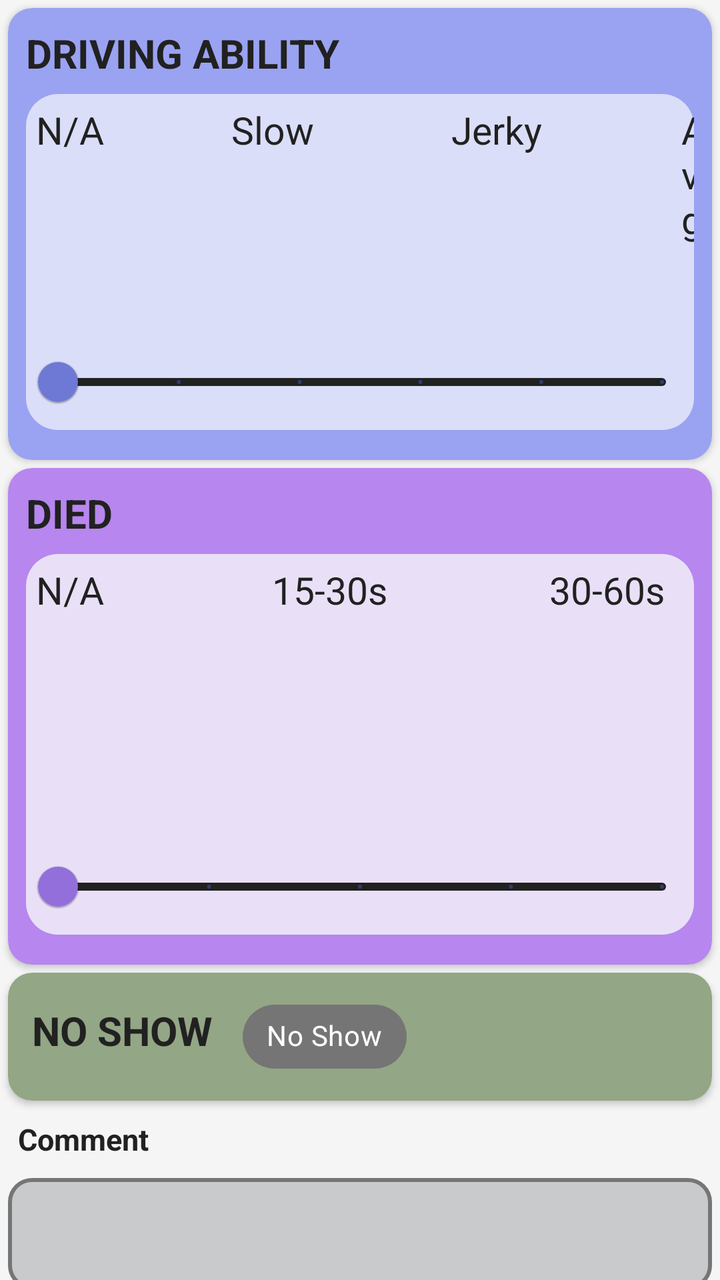
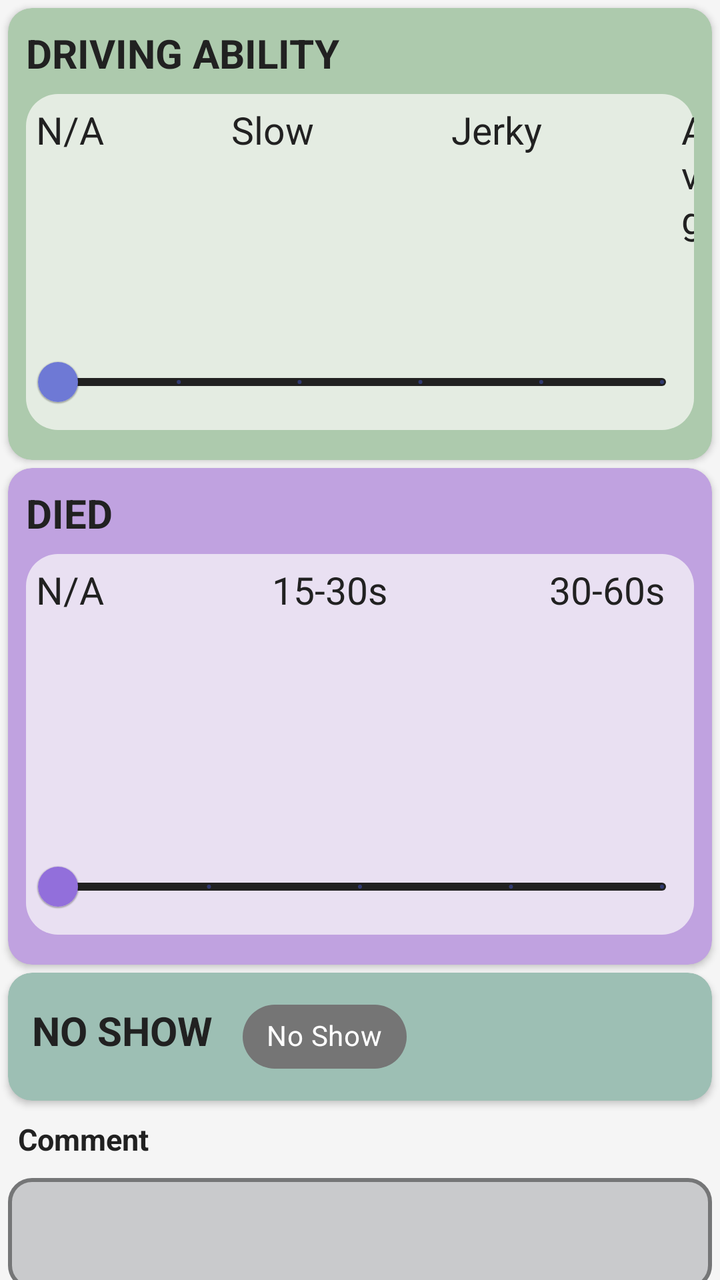

Compare the two renders of this Android layout. The source of the first and the diff that turns it into the second are given below.
<!-- AndroidManifest.xml: application theme AppTheme -->
<!-- res/layout/endgame_fragment.xml -->
<?xml version="1.0" encoding="utf-8"?>
<androidx.constraintlayout.widget.ConstraintLayout xmlns:android="http://schemas.android.com/apk/res/android"
    xmlns:app="http://schemas.android.com/apk/res-auto"
    android:layout_width="match_parent"
    android:layout_height="match_parent">

    <androidx.core.widget.NestedScrollView
        android:layout_width="match_parent"
        android:layout_height="match_parent"
        android:fillViewport="true"
        android:clipToPadding="false"
        android:paddingBottom="@dimen/scouting_scroll_bottom_nav__margin">

        
        <LinearLayout
            android:layout_width="match_parent"
            android:layout_height="wrap_content"
            android:orientation="vertical">

            
            
            <com.google.android.material.card.MaterialCardView
                android:layout_width="match_parent"
                android:layout_height="wrap_content"
                android:layout_marginHorizontal="@dimen/card_margin"
                android:layout_marginTop="@dimen/card_margin"
                app:cardBackgroundColor="#9aa3f2"
                app:cardCornerRadius="12dp"
                app:cardElevation="2dp">

                
                <LinearLayout
                    android:layout_width="match_parent"
                    android:layout_height="wrap_content"
                    android:layout_marginBottom="15dp"
                    android:orientation="vertical">

                    <TextView
                        android:layout_width="match_parent"
                        android:layout_height="wrap_content"
                        android:layout_marginTop="9dp"
                        android:layout_marginStart="9dp"
                        android:text="@string/driving_ability"
                        android:textColor="@color/customTextPrimary"
                        android:textSize="@dimen/font_medium"
                        android:textStyle="bold" />

                    
                    <LinearLayout
                        android:layout_width="match_parent"
                        android:layout_height="wrap_content"
                        android:layout_marginStart="9dp"
                        android:layout_marginTop="7dp"
                        android:layout_marginEnd="9dp"
                        android:background="@drawable/rounded_rect"
                        android:backgroundTint="#DBDEF8"
                        android:orientation="vertical">

                        
                        <LinearLayout
                            android:layout_width="match_parent"
                            android:layout_height="wrap_content"
                            android:layout_marginTop="5dp"
                            android:orientation="horizontal">

                            <TextView
                                android:layout_width="wrap_content"
                                android:layout_height="wrap_content"
                                android:layout_marginStart="5dp"
                                android:text="N/A"
                                android:textColor="@color/customTextPrimary"
                                android:textSize="19sp" />

                            <TextView
                                android:layout_width="wrap_content"
                                android:layout_height="wrap_content"
                                android:layout_marginStart="63.5dp"
                                android:text="Slow"
                                android:textColor="@color/customTextPrimary"
                                android:textSize="19sp" />

                            <TextView
                                android:layout_width="wrap_content"
                                android:layout_height="wrap_content"
                                android:layout_marginStart="68.5dp"
                                android:text="Jerky"
                                android:textColor="@color/customTextPrimary"
                                android:textSize="19sp" />

                            <TextView
                                android:layout_width="wrap_content"
                                android:layout_height="wrap_content"
                                android:layout_marginStart="69.5dp"
                                android:text="Avg"
                                android:textColor="@color/customTextPrimary"
                                android:textSize="19sp" />

                            <TextView
                                android:layout_width="wrap_content"
                                android:layout_height="wrap_content"
                                android:layout_marginStart="75dp"
                                android:text="Fast"
                                android:textColor="@color/customTextPrimary"
                                android:textSize="19sp" />

                            <TextView
                                android:layout_width="wrap_content"
                                android:layout_height="wrap_content"
                                android:layout_marginStart="57dp"
                                android:text="Elite"
                                android:textColor="@color/customTextPrimary"
                                android:textSize="19sp" />

                        </LinearLayout>
                        

                        
                        <LinearLayout
                            android:layout_width="match_parent"
                            android:layout_height="wrap_content">

                            <com.google.android.material.slider.Slider
                                android:id="@+id/endgame_driving_ability_slider"
                                android:layout_width="match_parent"
                                android:layout_height="wrap_content"
                                android:stepSize="1.0"
                                android:value="0.0"
                                android:valueFrom="0.0"
                                android:valueTo="5.0"
                                app:labelBehavior="gone"
                                app:thumbColor="#6E79D5"
                                app:tickColorActive="#c64e34"
                                app:trackColorActive="@color/customTextPrimary"
                                app:trackColorInactive="@color/customTextPrimary" />
                        </LinearLayout>
                        
                    </LinearLayout>
                </LinearLayout>
            </com.google.android.material.card.MaterialCardView>
            

            
            
            <com.google.android.material.card.MaterialCardView
                android:layout_width="match_parent"
                android:layout_height="wrap_content"
                android:layout_marginHorizontal="@dimen/card_margin"
                android:layout_marginTop="@dimen/card_margin"
                app:cardBackgroundColor="#B786EF"
                app:cardCornerRadius="12dp"
                app:cardElevation="2dp">

                <LinearLayout
                    android:layout_width="match_parent"
                    android:layout_height="match_parent"
                    android:orientation="vertical">

                    <TextView
                        android:layout_width="wrap_content"
                        android:layout_height="wrap_content"
                        android:layout_marginTop="9dp"
                        android:layout_marginStart="9dp"
                        android:text="@string/died"
                        android:textColor="@color/customTextPrimary"
                        android:textSize="@dimen/font_medium"
                        android:textStyle="bold" />

                    <LinearLayout
                        android:layout_width="match_parent"
                        android:layout_height="wrap_content"
                        android:layout_marginStart="9dp"
                        android:layout_marginTop="7dp"
                        android:layout_marginEnd="9dp"
                        android:layout_marginBottom="15dp"
                        android:background="@drawable/rounded_rect"
                        android:backgroundTint="#E9E0F8"
                        android:orientation="vertical">

                        
                        <LinearLayout
                            android:layout_width="match_parent"
                            android:layout_height="wrap_content"
                            android:layout_marginTop="5dp"
                            android:orientation="horizontal">

                            <TextView
                                android:layout_width="wrap_content"
                                android:layout_height="wrap_content"
                                android:layout_marginStart="5dp"
                                android:text="N/A"
                                android:textColor="@color/customTextPrimary"
                                android:textSize="19sp" />

                            <TextView
                                android:layout_width="wrap_content"
                                android:layout_height="wrap_content"
                                android:layout_marginStart="84dp"
                                android:text="15-30s"
                                android:textColor="@color/customTextPrimary"
                                android:textSize="19sp" />

                            <TextView
                                android:layout_width="wrap_content"
                                android:layout_height="wrap_content"
                                android:layout_marginStart="81dp"
                                android:text="30-60s"
                                android:textColor="@color/customTextPrimary"
                                android:textSize="19sp" />

                            <TextView
                                android:layout_width="wrap_content"
                                android:layout_height="wrap_content"
                                android:layout_marginStart="77dp"
                                android:text="60-90s"
                                android:textColor="@color/customTextPrimary"
                                android:textSize="19sp" />

                            <TextView
                                android:layout_width="wrap_content"
                                android:layout_height="wrap_content"
                                android:layout_marginStart="57dp"
                                android:text="Most"
                                android:textColor="@color/customTextPrimary"
                                android:textSize="19sp" />

                        </LinearLayout>
                        

                        
                        <LinearLayout
                            android:layout_width="match_parent"
                            android:layout_height="wrap_content">

                            <com.google.android.material.slider.Slider
                                android:id="@+id/endgame_died_slider"
                                android:layout_width="match_parent"
                                android:layout_height="wrap_content"
                                android:paddingStart="20dp"
                                android:stepSize="1"
                                android:value="0.0"
                                android:valueFrom="0.0"
                                android:valueTo="4.0"
                                app:labelBehavior="gone"
                                app:thumbColor="#926FDB"
                                app:tickColorActive="#c64e34"
                                app:trackColorActive="@color/customTextPrimary"
                                app:trackColorInactive="@color/customTextPrimary" />

                        </LinearLayout>
                    </LinearLayout>
                </LinearLayout>
            </com.google.android.material.card.MaterialCardView>
            

            
            <com.google.android.material.card.MaterialCardView
                android:id="@+id/no_show"
                android:layout_width="match_parent"
                android:layout_height="wrap_content"
                android:layout_marginTop="@dimen/card_margin"
                android:layout_marginHorizontal="@dimen/card_margin"
                app:cardBackgroundColor="#93A685"
                app:cardCornerRadius="12dp"
                app:cardElevation="2dp">

                <LinearLayout
                    android:layout_width="match_parent"
                    android:layout_height="wrap_content"
                    android:orientation="horizontal">

                    
                    <LinearLayout
                        android:layout_width="match_parent"
                        android:layout_height="wrap_content"
                        android:orientation="horizontal"
                        android:padding="@dimen/section_padding">

                        <TextView
                            android:id="@+id/no_show_title"
                            android:layout_width="wrap_content"
                            android:layout_height="wrap_content"
                            android:layout_marginStart="4dp"
                            android:text="NO SHOW"
                            android:textColor="@color/customTextPrimary"
                            android:textSize="@dimen/font_medium"
                            android:textStyle="bold" />

                        <com.google.android.material.chip.Chip
                            android:id="@+id/no_show_chip"
                            style="@style/CustomChipStyle"
                            android:layout_width="wrap_content"
                            android:layout_height="wrap_content"
                            android:layout_marginStart="15dp"
                            android:text="No Show" />
                    </LinearLayout>
                    
                </LinearLayout>
            </com.google.android.material.card.MaterialCardView>
            

            
            
            <TextView
                android:layout_width="match_parent"
                android:layout_height="wrap_content"
                android:layout_marginStart="9dp"
                android:layout_marginTop="9dp"
                android:text="Comment"
                android:textColor="@color/colorOnBackground"
                android:textSize="15sp"
                android:textStyle="bold" />

            <com.google.android.material.textfield.TextInputLayout
                android:id="@+id/endgame_comments_layout"
                style="@style/Widget.MaterialComponents.TextInputLayout.OutlinedBox"
                android:layout_width="match_parent"
                android:layout_height="wrap_content"
                android:layout_marginHorizontal="@dimen/card_margin"
                android:layout_marginTop="@dimen/card_margin"
                android:textColorHint="#4B639D"
                app:boxBackgroundColor="#C9CACC"
                app:boxStrokeColor="#C9CACC"
                app:boxStrokeWidth="2dp"
                app:counterEnabled="true"
                app:counterMaxLength="200">

                <com.google.android.material.textfield.TextInputEditText
                    android:id="@+id/endgame_comments_input"
                    android:layout_width="match_parent"
                    android:layout_height="wrap_content"
                    android:foregroundTint="@color/colorOnPrimary"
                    android:gravity="top|start"
                    android:inputType="textMultiLine"
                    android:minLines="1"
                    android:shadowColor="#15247E"
                    android:textColor="@color/customTextPrimary"
                    android:textColorLink="#E9E2E2" />


                <FrameLayout
                    android:layout_width="match_parent"
                    android:layout_height="match_parent">

                </FrameLayout>
            </com.google.android.material.textfield.TextInputLayout>
            

            
            <RelativeLayout
                android:layout_width="match_parent"
                android:layout_height="wrap_content"
                android:gravity="center_horizontal">

                <com.google.android.material.button.MaterialButton
                    android:id="@+id/endgame_generate_qr_button"
                    android:layout_width="275dp"
                    android:layout_height="275dp"
                    android:contentDescription="@string/qr_code_image"
                    android:focusable="true"
                    android:insetTop="0dp"
                    android:insetBottom="0dp"
                    android:padding="0dp"
                    android:shadowColor="@color/colorOnPrimary"
                    android:textColorHint="#3B59D7"
                    android:textColorLink="#FFFFFF"
                    app:backgroundTint="@color/colorPrimary"
                    app:icon="@drawable/qr_code_icon"
                    app:iconGravity="textStart"
                    app:iconPadding="0dp"
                    app:iconSize="120dp" />

            </RelativeLayout>
            

        </LinearLayout>
        

    </androidx.core.widget.NestedScrollView>

</androidx.constraintlayout.widget.ConstraintLayout>
<!-- resources referenced by this layout -->
<resources>
  <color name="colorOnBackground">#212121</color>
  <color name="colorOnPrimary">#FFFFFF</color>
  <color name="colorPrimary">#3F51B5</color>
  <color name="customTextPrimary">#212121</color>
  <dimen name="card_margin">4dp</dimen>
  <dimen name="font_medium">20sp</dimen>
  <dimen name="scouting_scroll_bottom_nav__margin">80dp</dimen>
  <dimen name="section_padding">8dp</dimen>
  <!-- drawable rounded_rect (drawable) -->
  <?xml version="1.0" encoding="utf-8"?>
  <shape xmlns:android="http://schemas.android.com/apk/res/android"
      android:shape="rectangle" >
  
      <solid android:color="#FFFFFF" />
  
      <corners
          android:topLeftRadius="16dp"
          android:topRightRadius="16dp"
          android:bottomLeftRadius="16dp"
          android:bottomRightRadius="16dp"/>
  
  </shape>
  <string name="died">DIED</string>
  <string name="driving_ability">DRIVING ABILITY</string>
  <string name="qr_code_image">QR code image</string>
  <style name="CustomChipStyle" parent="Widget.MaterialComponents.Chip.Filter">
          <item name="chipBackgroundColor">@color/chip_background_color</item>
          <item name="android:textColor">@android:color/white</item>
          <item name="chipStartPadding">6dp</item>
          <item name="chipEndPadding">6dp</item>
          <item name="textStartPadding">6dp</item>
          <item name="textEndPadding">6dp</item>
      </style>
  <color name="colorPrimaryVariant">#303F9F</color>
  <color name="colorSecondary">#FFD700</color>
  <color name="colorOnSecondary">#3F51B5</color>
  <color name="backgroundColor">#F5F5F5</color>
  <color name="surfaceColor">#FFFFFF</color>
  <color name="colorOnSurface">#212121</color>
  <color name="errorColor">#B00020</color>
  <color name="colorOnError">#FFFFFF</color>
  <style name="AppSubtitle2" parent="TextAppearance.MaterialComponents.Subtitle2">
          <item name="android:textColor">@color/textSecondary</item>
      </style>
  <style name="ShapeAppearance.App.SmallComponent" parent="ShapeAppearance.MaterialComponents.SmallComponent">
          <item name="cornerFamily">rounded</item>
          <item name="cornerSize">12dp</item>
      </style>
  <style name="ShapeAppearance.App.MediumComponent" parent="ShapeAppearance.MaterialComponents.MediumComponent">
          <item name="cornerFamily">rounded</item>
          <item name="cornerSize">12dp</item>
      </style>
  <style name="RadioButtonTight" parent="Widget.MaterialComponents.CompoundButton.RadioButton">
          <item name="android:paddingTop">2dp</item>
          <item name="android:paddingBottom">2dp</item>
          <item name="android:minHeight">0dp</item>
      </style>
  <color name="textSecondary">#757575</color>
  <!-- unchanged entries left out for length: 2 -->
</resources>

<!-- the commit's change to res/layout/endgame_fragment.xml (unified diff, before → after) -->
@@ -24,7 +24,7 @@
                 android:layout_height="wrap_content"
                 android:layout_marginHorizontal="@dimen/card_margin"
                 android:layout_marginTop="@dimen/card_margin"
-                app:cardBackgroundColor="#9aa3f2"
+                app:cardBackgroundColor="#ADCAAD"
                 app:cardCornerRadius="12dp"
                 app:cardElevation="2dp">
 
@@ -38,8 +38,8 @@
                     <TextView
                         android:layout_width="match_parent"
                         android:layout_height="wrap_content"
+                        android:layout_marginStart="9dp"
                         android:layout_marginTop="9dp"
-                        android:layout_marginStart="9dp"
                         android:text="@string/driving_ability"
                         android:textColor="@color/customTextPrimary"
                         android:textSize="@dimen/font_medium"
@@ -53,7 +53,7 @@
                         android:layout_marginTop="7dp"
                         android:layout_marginEnd="9dp"
                         android:background="@drawable/rounded_rect"
-                        android:backgroundTint="#DBDEF8"
+                        android:backgroundTint="#EEE9EFE7"
                         android:orientation="vertical">
 
                         
@@ -146,7 +146,7 @@
                 android:layout_height="wrap_content"
                 android:layout_marginHorizontal="@dimen/card_margin"
                 android:layout_marginTop="@dimen/card_margin"
-                app:cardBackgroundColor="#B786EF"
+                app:cardBackgroundColor="#C0A2E0"
                 app:cardCornerRadius="12dp"
                 app:cardElevation="2dp">
 
@@ -158,8 +158,8 @@
                     <TextView
                         android:layout_width="wrap_content"
                         android:layout_height="wrap_content"
+                        android:layout_marginStart="9dp"
                         android:layout_marginTop="9dp"
-                        android:layout_marginStart="9dp"
                         android:text="@string/died"
                         android:textColor="@color/customTextPrimary"
                         android:textSize="@dimen/font_medium"
@@ -173,7 +173,7 @@
                         android:layout_marginEnd="9dp"
                         android:layout_marginBottom="15dp"
                         android:background="@drawable/rounded_rect"
-                        android:backgroundTint="#E9E0F8"
+                        android:backgroundTint="#C3F6F4F8"
                         android:orientation="vertical">
 
                         
@@ -257,9 +257,9 @@
                 android:id="@+id/no_show"
                 android:layout_width="match_parent"
                 android:layout_height="wrap_content"
+                android:layout_marginHorizontal="@dimen/card_margin"
                 android:layout_marginTop="@dimen/card_margin"
-                android:layout_marginHorizontal="@dimen/card_margin"
-                app:cardBackgroundColor="#93A685"
+                app:cardBackgroundColor="#9DBFB4"
                 app:cardCornerRadius="12dp"
                 app:cardElevation="2dp">
 
